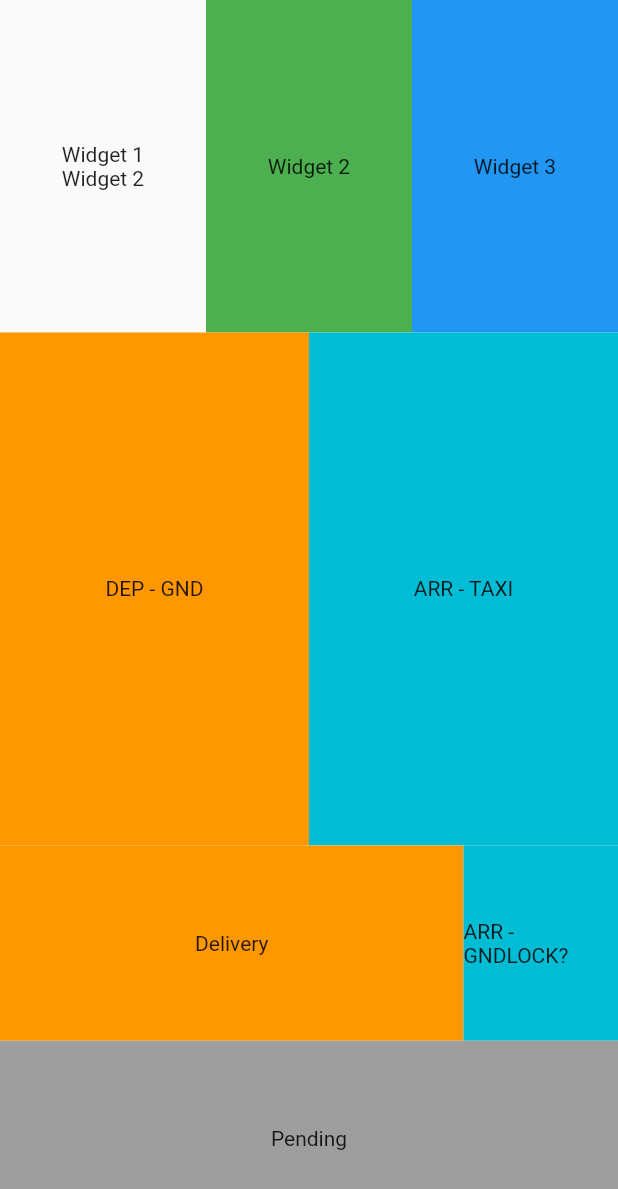
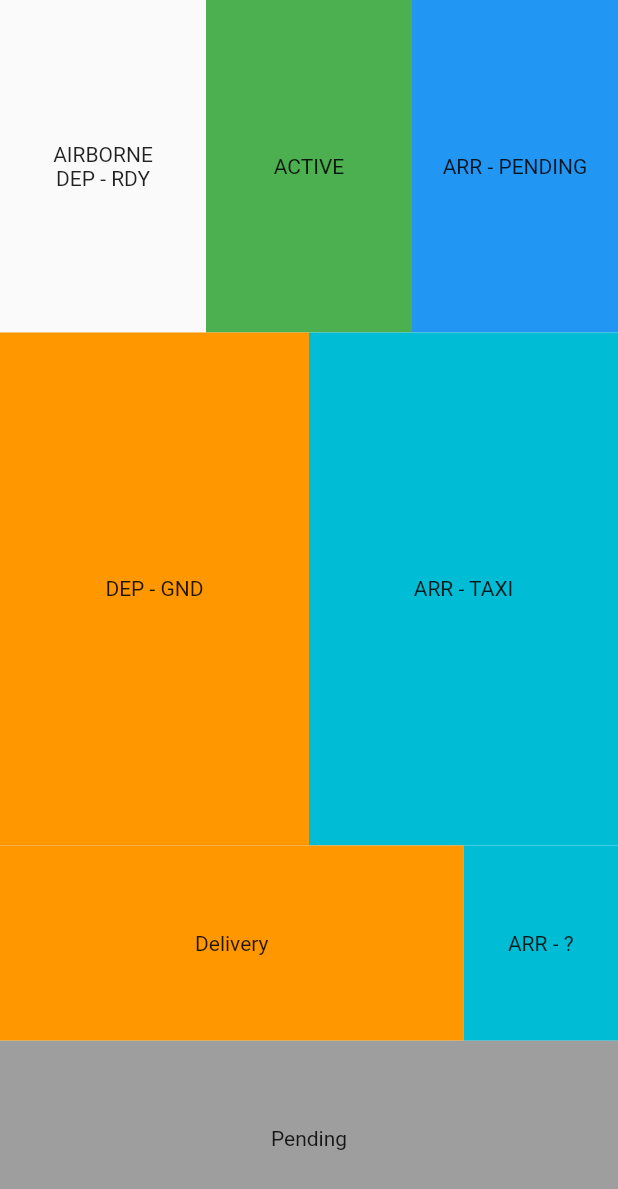
Before and after one commit to vtfdps/FlutterApplication, a Flutter app: the GroundDeliveryGrid widget shown alone on an empty page, opened directly, on a phone screen of 412 x 824 dp. Shown: the top 1189 px of the screen. Run offline on Flutter 3.47's test engine with Material 2 defaults, Android fonts, the light colour scheme and no system bars.

Commit message:
renamed placeholders

```diff
--- a/lib/screens/GroundDeliveryScreen.dart
+++ b/lib/screens/GroundDeliveryScreen.dart
@@ -24,14 +24,14 @@ class GroundDeliveryGrid extends StatelessWidget {
                 Expanded(
                   child: Column(
                     mainAxisAlignment: MainAxisAlignment.center,
-                    children: <Widget>[Text('Widget 1'), Text('Widget 2')],
+                    children: <Widget>[Text('AIRBORNE'), Text('DEP - RDY')],
                   ),
                 ),
                 Expanded(
                   child: Container(
                     color: Colors.green,
                     child: Center(
-                      child: Text('Widget 2'),
+                      child: Text('ACTIVE'),
                     ),
                   ),
                 ),
@@ -39,7 +39,7 @@ class GroundDeliveryGrid extends StatelessWidget {
                   child: Container(
                     color: Colors.blue,
                     child: Center(
-                      child: Text('Widget 3'),
+                      child: Text('ARR - PENDING'),
                     ),
                   ),
                 ),
@@ -89,7 +89,7 @@ class GroundDeliveryGrid extends StatelessWidget {
                     child: Container(
                       color: Colors.cyan,
                       child: Center(
-                        child: Text('ARR - GNDLOCK?'),
+                        child: Text('ARR - ?'),
                       ),
                     ),
                   ),
```
